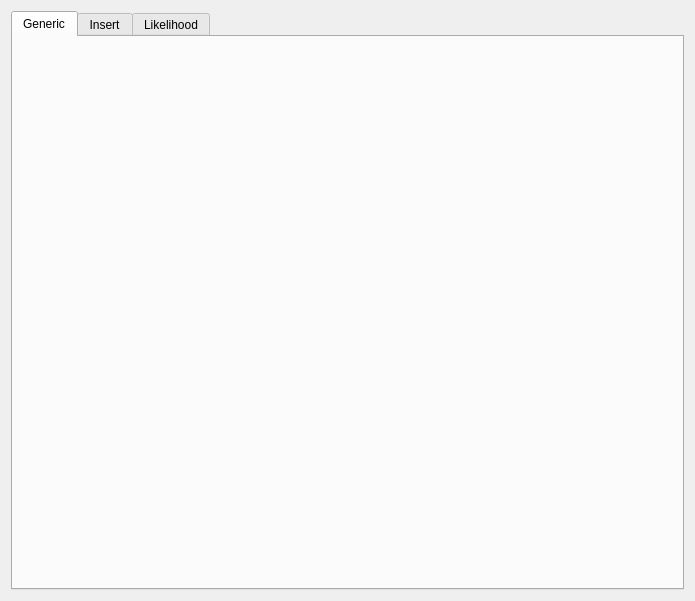
First picture: the form in apps/robot-map-gui/gui/configWidget/CPointsConfig.ui, repository LisGein/mrpt, before the edit.
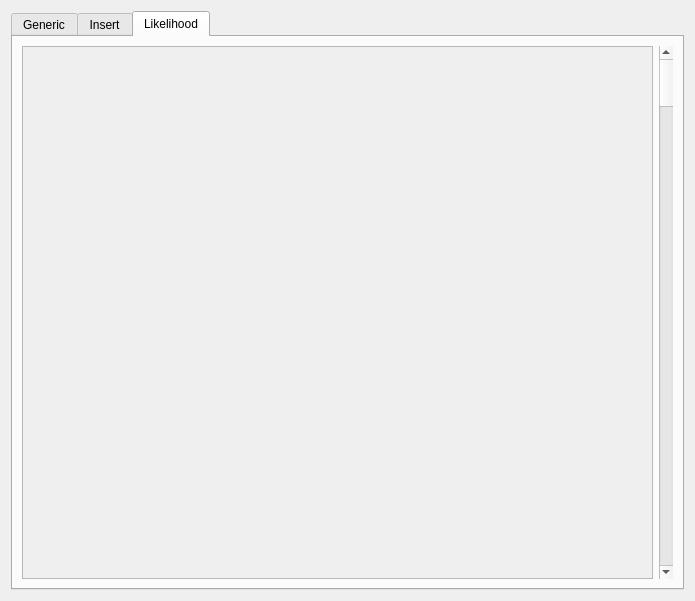
Second picture: the form after the edit.

```diff
--- a/apps/robot-map-gui/gui/configWidget/CPointsConfig.ui
+++ b/apps/robot-map-gui/gui/configWidget/CPointsConfig.ui
@@ -17,25 +17,72 @@
    <item>
     <widget class="QTabWidget" name="tabWidget">
      <property name="currentIndex">
-      <number>0</number>
+      <number>2</number>
      </property>
-     <widget class="QWidget" name="generic">
+     <widget class="QWidget" name="f">
       <attribute name="title">
        <string>Generic</string>
       </attribute>
-      <layout class="QVBoxLayout" name="verticalLayout_4"/>
+      <layout class="QVBoxLayout" name="verticalLayout_4">
+       <item>
+        <widget class="QScrollArea" name="generic">
+         <property name="widgetResizable">
+          <bool>true</bool>
+         </property>
+         <widget class="QWidget" name="scrollAreaWidgetContents">
+          <property name="geometry">
+           <rect>
+            <x>0</x>
+            <y>0</y>
+            <width>653</width>
+            <height>535</height>
+           </rect>
+          </property>
+         </widget>
+        </widget>
+       </item>
+      </layout>
      </widget>
-     <widget class="QWidget" name="insert">
+     <widget class="QWidget" name="s">
       <attribute name="title">
        <string>Insert</string>
       </attribute>
       <layout class="QVBoxLayout" name="verticalLayout_2"/>
      </widget>
-     <widget class="QWidget" name="likelihood">
+     <widget class="QWidget" name="t">
       <attribute name="title">
        <string>Likelihood</string>
       </attribute>
-      <layout class="QVBoxLayout" name="verticalLayout_3"/>
+      <layout class="QHBoxLayout" name="horizontalLayout_2">
+       <item>
+        <layout class="QHBoxLayout" name="horizontalLayout">
+         <item>
+          <widget class="QScrollArea" name="likelihood">
+           <property name="widgetResizable">
+            <bool>true</bool>
+           </property>
+           <widget class="QWidget" name="scrollAreaWidgetContents_3">
+            <property name="geometry">
+             <rect>
+              <x>0</x>
+              <y>0</y>
+              <width>631</width>
+              <height>533</height>
+             </rect>
+            </property>
+           </widget>
+          </widget>
+         </item>
+         <item>
+          <widget class="QScrollBar" name="verticalScrollBar">
+           <property name="orientation">
+            <enum>Qt::Vertical</enum>
+           </property>
+          </widget>
+         </item>
+        </layout>
+       </item>
+      </layout>
      </widget>
     </widget>
    </item>
```
Left out of the diff: 20 changed lines with no effect on the pictures.
